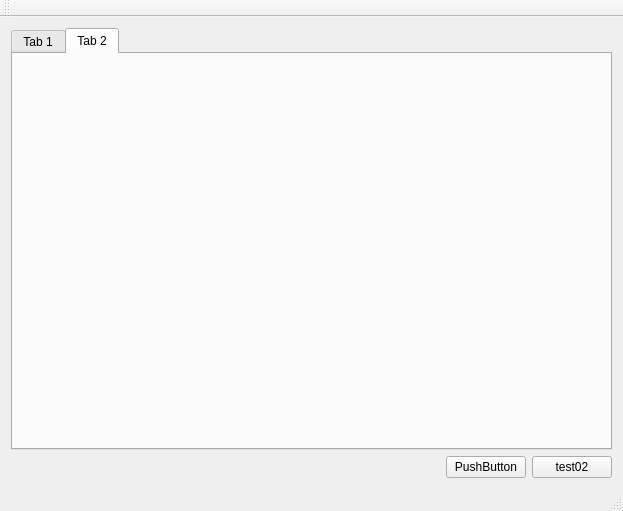
weinkym/src_miao, file zwloginydw/mainwindow.ui: the form before one commit.
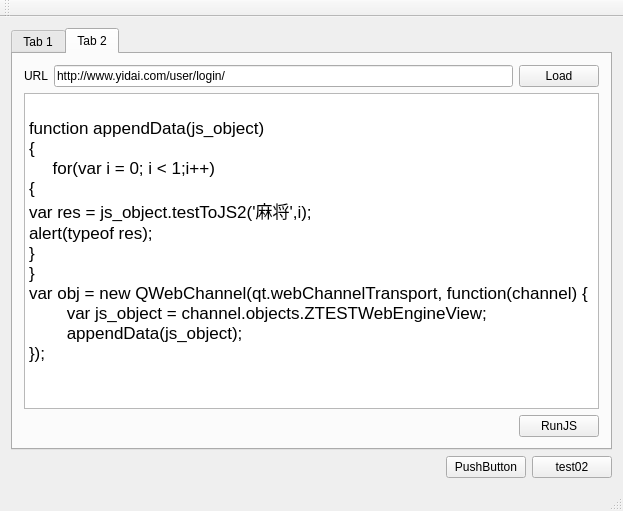
The form after the commit. The open tabs and pages were chosen to show the change.

What changed in the file:
```diff
--- a/zwloginydw/mainwindow.ui
+++ b/zwloginydw/mainwindow.ui
@@ -29,6 +29,81 @@
        <attribute name="title">
         <string>Tab 2</string>
        </attribute>
+       <layout class="QVBoxLayout" name="verticalLayout_2">
+        <item>
+         <layout class="QHBoxLayout" name="horizontalLayout_2">
+          <item>
+           <widget class="QLabel" name="label">
+            <property name="text">
+             <string>URL</string>
+            </property>
+           </widget>
+          </item>
+          <item>
+           <widget class="QLineEdit" name="lineEditUrl">
+            <property name="text">
+             <string>http://www.yidai.com/user/login/</string>
+            </property>
+           </widget>
+          </item>
+          <item>
+           <widget class="QPushButton" name="pbLoadUrl">
+            <property name="text">
+             <string>Load</string>
+            </property>
+           </widget>
+          </item>
+         </layout>
+        </item>
+        <item>
+         <widget class="QTextEdit" name="textEditJS">
+          <property name="html">
+           <string>&lt;!DOCTYPE HTML PUBLIC &quot;-//W3C//DTD HTML 4.0//EN&quot; &quot;http://www.w3.org/TR/REC-html40/strict.dtd&quot;&gt;
+&lt;html&gt;&lt;head&gt;&lt;meta name=&quot;qrichtext&quot; content=&quot;1&quot; /&gt;&lt;style type=&quot;text/css&quot;&gt;
+p, li { white-space: pre-wrap; }
+&lt;/style&gt;&lt;/head&gt;&lt;body style=&quot; font-family:'.SF NS Text'; font-size:13pt; font-weight:400; font-style:normal;&quot;&gt;
+&lt;p style=&quot;-qt-paragraph-type:empty; margin-top:0px; margin-bottom:0px; margin-left:0px; margin-right:0px; -qt-block-indent:0; text-indent:0px;&quot;&gt;&lt;br /&gt;&lt;/p&gt;
+&lt;p style=&quot; margin-top:0px; margin-bottom:0px; margin-left:0px; margin-right:0px; -qt-block-indent:0; text-indent:0px;&quot;&gt;function appendData(js_object)&lt;/p&gt;
+&lt;p style=&quot; margin-top:0px; margin-bottom:0px; margin-left:0px; margin-right:0px; -qt-block-indent:0; text-indent:0px;&quot;&gt;{&lt;/p&gt;
+&lt;p style=&quot; margin-top:0px; margin-bottom:0px; margin-left:0px; margin-right:0px; -qt-block-indent:0; text-indent:0px;&quot;&gt;     for(var i = 0; i &amp;lt; 1;i++)&lt;/p&gt;
+&lt;p style=&quot; margin-top:0px; margin-bottom:0px; margin-left:0px; margin-right:0px; -qt-block-indent:0; text-indent:0px;&quot;&gt;{&lt;/p&gt;
+&lt;p style=&quot; margin-top:0px; margin-bottom:0px; margin-left:0px; margin-right:0px; -qt-block-indent:0; text-indent:0px;&quot;&gt;var res = js_object.testToJS2('麻将',i);&lt;/p&gt;
+&lt;p style=&quot; margin-top:0px; margin-bottom:0px; margin-left:0px; margin-right:0px; -qt-block-indent:0; text-indent:0px;&quot;&gt;alert(typeof res);&lt;/p&gt;
+&lt;p style=&quot; margin-top:0px; margin-bottom:0px; margin-left:0px; margin-right:0px; -qt-block-indent:0; text-indent:0px;&quot;&gt;}&lt;/p&gt;
+&lt;p style=&quot; margin-top:0px; margin-bottom:0px; margin-left:0px; margin-right:0px; -qt-block-indent:0; text-indent:0px;&quot;&gt;}&lt;/p&gt;
+&lt;p style=&quot; margin-top:0px; margin-bottom:0px; margin-left:0px; margin-right:0px; -qt-block-indent:0; text-indent:0px;&quot;&gt;var obj = new QWebChannel(qt.webChannelTransport, function(channel) {&lt;/p&gt;
+&lt;p style=&quot; margin-top:0px; margin-bottom:0px; margin-left:0px; margin-right:0px; -qt-block-indent:0; text-indent:0px;&quot;&gt;        var js_object = channel.objects.ZTESTWebEngineView;&lt;/p&gt;
+&lt;p style=&quot; margin-top:0px; margin-bottom:0px; margin-left:0px; margin-right:0px; -qt-block-indent:0; text-indent:0px;&quot;&gt;        appendData(js_object);&lt;/p&gt;
+&lt;p style=&quot; margin-top:0px; margin-bottom:0px; margin-left:0px; margin-right:0px; -qt-block-indent:0; text-indent:0px;&quot;&gt;});&lt;/p&gt;
+&lt;p style=&quot;-qt-paragraph-type:empty; margin-top:0px; margin-bottom:0px; margin-left:0px; margin-right:0px; -qt-block-indent:0; text-indent:0px;&quot;&gt;&lt;br /&gt;&lt;/p&gt;&lt;/body&gt;&lt;/html&gt;</string>
+          </property>
+         </widget>
+        </item>
+        <item>
+         <layout class="QHBoxLayout" name="horizontalLayout_3">
+          <item>
+           <spacer name="horizontalSpacer_2">
+            <property name="orientation">
+             <enum>Qt::Horizontal</enum>
+            </property>
+            <property name="sizeHint" stdset="0">
+             <size>
+              <width>40</width>
+              <height>20</height>
+             </size>
+            </property>
+           </spacer>
+          </item>
+          <item>
+           <widget class="QPushButton" name="pbRunJS">
+            <property name="text">
+             <string>RunJS</string>
+            </property>
+           </widget>
+          </item>
+         </layout>
+        </item>
+       </layout>
       </widget>
      </widget>
     </item>
```
Left out of the diff: 2 changed lines with no effect on the pictures.
